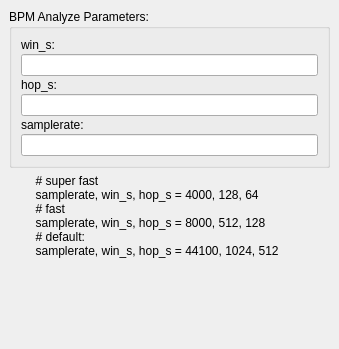
Qt form bpm/options_bpm.ui (madmouser1/musicbrainz) before a commit.
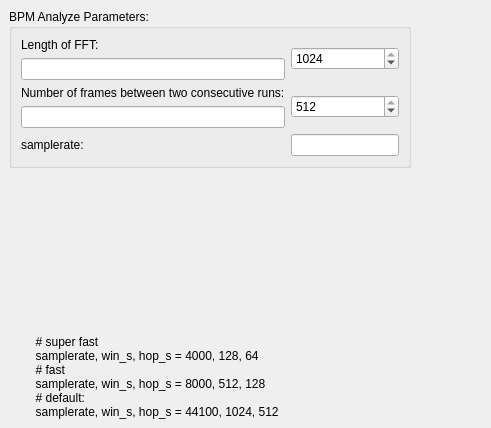
The same form after that commit.

```diff
--- a/bpm/options_bpm.ui
+++ b/bpm/options_bpm.ui
@@ -6,63 +6,83 @@
    <rect>
     <x>0</x>
     <y>0</y>
-    <width>339</width>
-    <height>349</height>
+    <width>491</width>
+    <height>428</height>
    </rect>
   </property>
-  <layout class="QVBoxLayout">
-   <property name="spacing">
-    <number>6</number>
+  <layout class="QFormLayout" name="formLayout">
+   <property name="fieldGrowthPolicy">
+    <enum>QFormLayout::ExpandingFieldsGrow</enum>
    </property>
    <property name="margin">
     <number>9</number>
    </property>
-   <item>
+   <item row="0" column="0">
     <widget class="QGroupBox" name="bpm_options">
      <property name="title">
       <string>BPM Analyze Parameters:</string>
      </property>
-     <layout class="QVBoxLayout">
-      <property name="spacing">
-       <number>2</number>
-      </property>
-      <property name="margin">
-       <number>9</number>
-      </property>
-      <item>
+     <layout class="QGridLayout" name="gridLayout">
+      <item row="2" column="1" rowspan="2">
+       <widget class="QSpinBox" name="hop_size_parameter">
+        <property name="maximum">
+         <number>512</number>
+        </property>
+        <property name="singleStep">
+         <number>64</number>
+        </property>
+        <property name="value">
+         <number>512</number>
+        </property>
+       </widget>
+      </item>
+      <item row="0" column="0">
        <widget class="QLabel" name="label">
         <property name="text">
-         <string>win_s:</string>
+         <string>Length of FFT:</string>
         </property>
        </widget>
       </item>
-      <item>
-       <widget class="QLineEdit" name="win_s_parameter"/>
+      <item row="4" column="1">
+       <widget class="QLineEdit" name="samplerate_parameter"/>
       </item>
-      <item>
-       <widget class="QLabel" name="label_2">
-        <property name="text">
-         <string>hop_s:</string>
+      <item row="0" column="1" rowspan="2">
+       <widget class="QSpinBox" name="bufsize_parameter">
+        <property name="maximum">
+         <number>1024</number>
         </property>
+        <property name="singleStep">
+         <number>128</number>
+        </property>
+        <property name="value">
+         <number>1024</number>
+        </property>
        </widget>
       </item>
-      <item>
-       <widget class="QLineEdit" name="hop_s_parameter"/>
-      </item>
-      <item>
+      <item row="4" column="0">
        <widget class="QLabel" name="label_3">
         <property name="text">
          <string>samplerate:</string>
         </property>
        </widget>
       </item>
-      <item>
-       <widget class="QLineEdit" name="samplerate_parameter"/>
+      <item row="3" column="0">
+       <widget class="QLineEdit" name="hop_s_parameter"/>
+      </item>
+      <item row="1" column="0">
+       <widget class="QLineEdit" name="win_s_parameter"/>
+      </item>
+      <item row="2" column="0">
+       <widget class="QLabel" name="label_2">
+        <property name="text">
+         <string>Number of frames between two consecutive runs:</string>
+        </property>
+       </widget>
       </item>
      </layout>
     </widget>
    </item>
-   <item>
+   <item row="2" column="0">
     <widget class="QLabel" name="label_4">
      <property name="text">
       <string>        # super fast
@@ -74,15 +94,15 @@
      </property>
     </widget>
    </item>
-   <item>
-    <spacer>
+   <item row="1" column="0">
+    <spacer name="verticalSpacer">
      <property name="orientation">
       <enum>Qt::Vertical</enum>
      </property>
      <property name="sizeHint" stdset="0">
       <size>
-       <width>263</width>
-       <height>21</height>
+       <width>20</width>
+       <height>40</height>
       </size>
      </property>
     </spacer>
```
Left out of the diff: 3 changed lines with no effect on the pictures.
